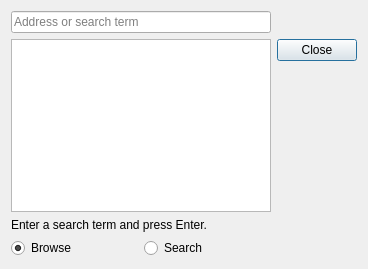
Old version of the form src/lib/GoToDialog.ui in the repository KDE/marble.
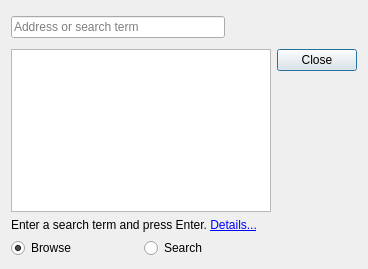
New version of the form.

Commit message: Progress animation while searching. Link to userbase.

Diff of the .ui file:
```diff
--- a/src/lib/GoToDialog.ui
+++ b/src/lib/GoToDialog.ui
@@ -15,11 +15,46 @@
   </property>
   <layout class="QGridLayout" name="gridLayout">
    <item row="0" column="0">
-    <widget class="QLineEdit" name="searchLineEdit">
-     <property name="placeholderText">
-      <string>Address or search term</string>
-     </property>
-    </widget>
+    <layout class="QHBoxLayout" name="horizontalLayout_2">
+     <item>
+      <widget class="QLineEdit" name="searchLineEdit">
+       <property name="placeholderText">
+        <string>Address or search term</string>
+       </property>
+      </widget>
+     </item>
+     <item>
+      <widget class="QPushButton" name="progress">
+       <property name="sizePolicy">
+        <sizepolicy hsizetype="Fixed" vsizetype="Fixed">
+         <horstretch>0</horstretch>
+         <verstretch>0</verstretch>
+        </sizepolicy>
+       </property>
+       <property name="minimumSize">
+        <size>
+         <width>32</width>
+         <height>32</height>
+        </size>
+       </property>
+       <property name="text">
+        <string/>
+       </property>
+       <property name="iconSize">
+        <size>
+         <width>32</width>
+         <height>32</height>
+        </size>
+       </property>
+       <property name="autoDefault">
+        <bool>false</bool>
+       </property>
+       <property name="flat">
+        <bool>true</bool>
+       </property>
+      </widget>
+     </item>
+    </layout>
    </item>
    <item row="1" column="0">
     <widget class="QListView" name="bookmarkListView">
@@ -44,7 +79,7 @@
    <item row="2" column="0">
     <widget class="QLabel" name="descriptionLabel">
      <property name="text">
-      <string>Enter a search term and press Enter.</string>
+      <string>Enter a search term and press Enter. &lt;a href=&quot;http://userbase.kde.org/Marble/Search&quot;&gt;Details...&lt;/a&gt;</string>
      </property>
      <property name="wordWrap">
       <bool>true</bool>
```
Left out of the diff: 3 changed lines with no effect on the pictures. The commit also changes 2 other files.
